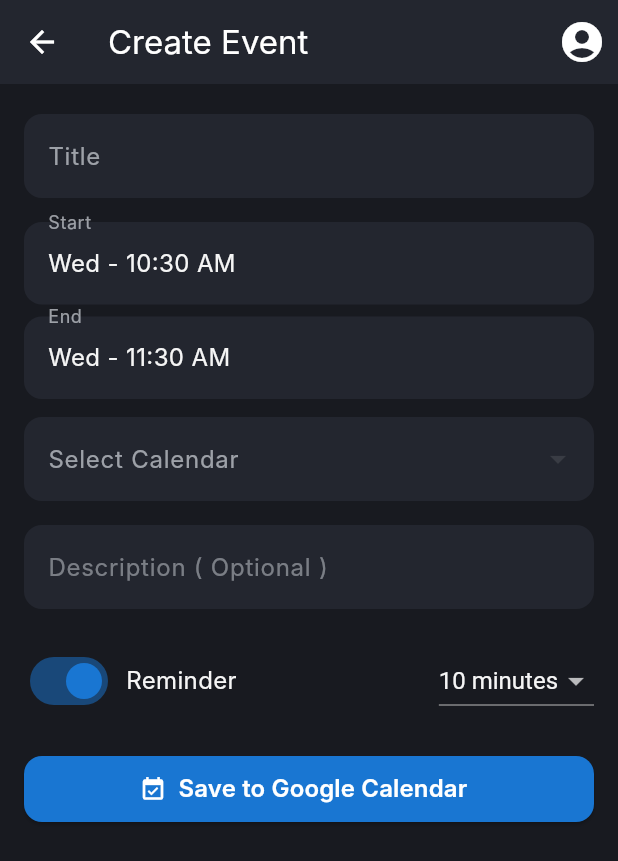
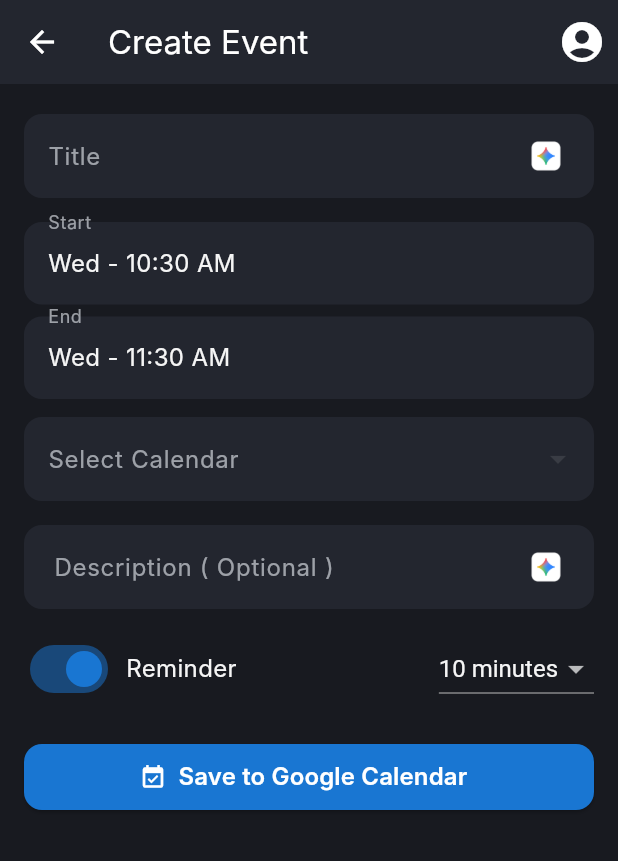
Before and after one commit to sachicodex/Agenix, a Flutter app: the CreateEventScreenV2 screen opened by its route, on a phone screen of 412 x 824 dp. Shown: the top 861 px of the screen. Run offline on Flutter 3.47's test engine with Material 3 defaults, Android fonts, the phone set to English and light mode, and no system bars; our stand-ins replace flutter_dotenv, flutter_secure_storage, google_sign_in, googleapis_auth; missing offline and left inert: googleapis; accounts and stored records are empty; Roboto replaces fonts that are missing (Inter).

Commit message:
feat: add new AI features to the app

```diff
--- a/lib/widgets/form_fields.dart
+++ b/lib/widgets/form_fields.dart
@@ -6,6 +6,8 @@
   final String? hint;
   final String? label;
   final bool requiredField;
+  final VoidCallback? onAIClick;
+  final bool aiLoading;
 
   const LargeTextField({
     super.key,
@@ -13,6 +15,8 @@
     this.hint,
     this.label,
     this.requiredField = false,
+    this.onAIClick,
+    this.aiLoading = false,
   });
 
   @override
@@ -36,6 +40,40 @@
             borderRadius: BorderRadius.circular(12),
             borderSide: BorderSide.none,
           ),
+          suffixIcon: onAIClick != null
+              ? Padding(
+                  padding: const EdgeInsets.only(right: 8.0),
+                  child: IconButton(
+                    icon: aiLoading
+                        ? SizedBox(
+                            width: 20,
+                            height: 20,
+                            child: CircularProgressIndicator(
+                              strokeWidth: 2,
+                              valueColor: AlwaysStoppedAnimation<Color>(
+                                AppColors.primary,
+                              ),
+                            ),
+                          )
+                        : Image.asset(
+                            'assets/img/ai.png',
+                            width: 24,
+                            height: 24,
+                            errorBuilder: (context, error, stackTrace) {
+                              return Icon(
+                                Icons.auto_awesome,
+                                color: AppColors.primary,
+                                size: 24,
+                              );
+                            },
+                          ),
+                    onPressed: aiLoading ? null : onAIClick,
+                    tooltip: 'Optimize with AI',
+                    padding: EdgeInsets.zero,
+                    constraints: const BoxConstraints(),
+                  ),
+                )
+              : null,
         ),
         style: AppTextStyles.bodyText1,
       ),
@@ -46,20 +84,34 @@
 class ExpandableDescription extends StatelessWidget {
   final TextEditingController? controller;
   final String? hint;
+  final VoidCallback? onAIClick;
+  final bool aiLoading;
 
-  const ExpandableDescription({super.key, this.controller, this.hint});
+  const ExpandableDescription({
+    super.key,
+    this.controller,
+    this.hint,
+    this.onAIClick,
+    this.aiLoading = false,
+  });
 
   @override
   Widget build(BuildContext context) {
     return Padding(
       padding: const EdgeInsets.symmetric(vertical: 4.0),
-      child: ConstrainedBox(
-        constraints: const BoxConstraints(minHeight: 64, maxHeight: 220),
       child: TextField(
         controller: controller,
-          maxLines: null,
+        minLines: 1,
+        maxLines: 3,
+        textInputAction: TextInputAction.newline,
+        keyboardType: TextInputType.multiline,
+        textAlignVertical: TextAlignVertical.top,
         decoration: InputDecoration(
           hintText: hint,
+          labelText: hint,
+          labelStyle: AppTextStyles.bodyText1.copyWith(
+            color: AppColors.onSurface.withOpacity(0.7),
+          ),
           hintStyle: AppTextStyles.bodyText1.copyWith(
             color: AppColors.onSurface.withOpacity(0.5),
           ),
@@ -69,9 +121,46 @@
             borderRadius: BorderRadius.circular(12),
             borderSide: BorderSide.none,
           ),
+          contentPadding: const EdgeInsets.symmetric(
+            horizontal: 16.0,
+            vertical: 16.0,
+          ),
+          suffixIcon: onAIClick != null
+              ? Padding(
+                  padding: const EdgeInsets.only(right: 8.0),
+                  child: IconButton(
+                    icon: aiLoading
+                        ? SizedBox(
+                            width: 20,
+                            height: 20,
+                            child: CircularProgressIndicator(
+                              strokeWidth: 2,
+                              valueColor: AlwaysStoppedAnimation<Color>(
+                                AppColors.primary,
+                              ),
+                            ),
+                          )
+                        : Image.asset(
+                            'assets/img/ai.png',
+                            width: 24,
+                            height: 24,
+                            errorBuilder: (context, error, stackTrace) {
+                              return Icon(
+                                Icons.auto_awesome,
+                                color: AppColors.primary,
+                                size: 24,
+                              );
+                            },
+                          ),
+                    onPressed: aiLoading ? null : onAIClick,
+                    tooltip: 'Optimize/Generate with AI',
+                    padding: EdgeInsets.zero,
+                    constraints: const BoxConstraints(),
+                  ),
+                )
+              : null,
         ),
         style: AppTextStyles.bodyText1,
-        ),
       ),
     );
   }
--- a/pubspec.yaml
+++ b/pubspec.yaml
@@ -54,7 +54,7 @@
   # package is activated in the `analysis_options.yaml` file at the root of
   # the package.
   flutter_lints: ^6.0.0
-
+  msix: ^3.16.12
 
 # For information on the generic Dart part of this file, see the
 # following page: https://dart.dev/tools/pub/pubspec
@@ -70,6 +70,7 @@
   # Assets used by the UI (icons placeholders)
   assets:
     - assets/icons/
+    - assets/img/
 
   # Custom fonts (Inter) — add font files under assets/fonts/Inter-* if you want the Inter family.
   # If you prefer default system fonts, remove or populate the below fonts section and add the files to assets/fonts/.
```
Also changed, not shown: lib/screens/create_event_screen_v2.dart (+89 -0 lines), lib/services/gemini_service.dart (added, +261 -0 lines), assets/img/ai.png (added), pubspec.lock, 3 other files. Lines whose indentation alone changed are shown as unchanged.
